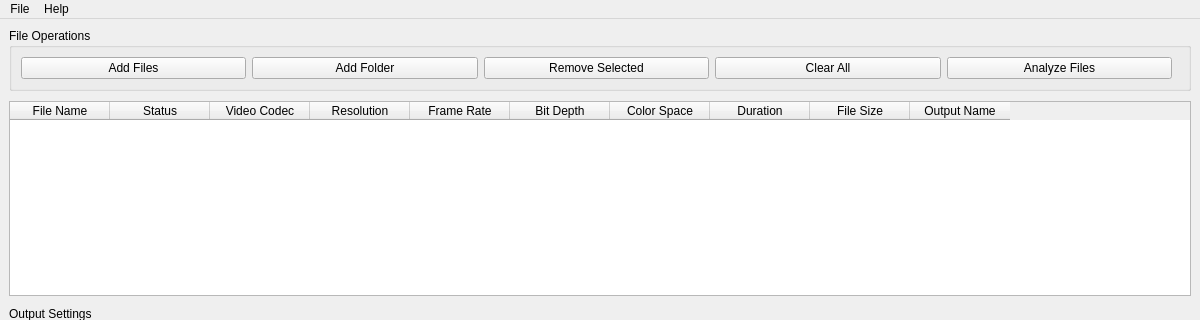
This is src/ui/MainWindow.ui in supernova-jpg/Container-encapsulator as Qt 5 draws it before an edit; both pictures show x 0 to 1200 and y 0 to 320 of the 1200 by 800 pixel window. The edited form follows.
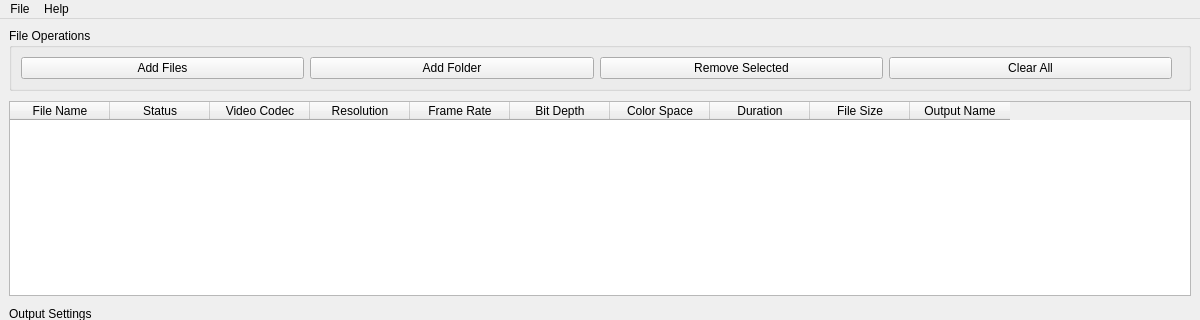
This is the edited form.

Commit message: Fix critical FFmpeg processing failures and UI workflow issues

```diff
--- a/src/ui/MainWindow.ui
+++ b/src/ui/MainWindow.ui
@@ -68,16 +68,6 @@
          </property>
         </widget>
        </item>
-       <item>
-        <widget class="QPushButton" name="analyzeBtn">
-         <property name="text">
-          <string>Analyze Files</string>
-         </property>
-         <property name="toolTip">
-          <string>Analyze media information for all files</string>
-         </property>
-        </widget>
-       </item>
        <item>
         <spacer name="fileButtonSpacer">
          <property name="orientation">
```
The commit also changes 3 other files.
